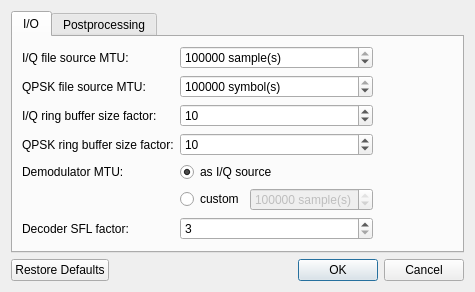
First picture: the form in src/SettingsDialog.ui, repository dvdesolve/qlrpt, before the edit.
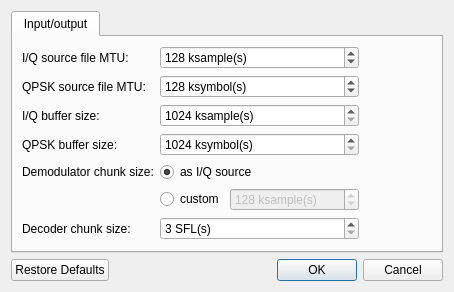
Second picture: the form after the edit.

Commit message: Added abstract class for I/Q source

What changed in the file:
```diff
--- a/src/SettingsDialog.ui
+++ b/src/SettingsDialog.ui
@@ -6,7 +6,7 @@
    <rect>
     <x>0</x>
     <y>0</y>
-    <width>475</width>
+    <width>454</width>
     <height>346</height>
    </rect>
   </property>
@@ -30,28 +30,21 @@
      </property>
      <widget class="QWidget" name="IOTab">
       <attribute name="title">
-       <string>I/O</string>
+       <string>Input/output</string>
       </attribute>
       <layout class="QGridLayout" name="gridLayout" columnstretch="0,0,1">
-       <item row="2" column="0">
-        <widget class="QLabel" name="label_2">
-         <property name="text">
-          <string>I/Q ring buffer size factor:</string>
+       <item row="2" column="2">
+        <spacer name="horizontalSpacer">
+         <property name="orientation">
+          <enum>Qt::Horizontal</enum>
          </property>
-        </widget>
-       </item>
-       <item row="2" column="1">
-        <widget class="QSpinBox" name="IQRBFactorSB">
-         <property name="minimum">
-          <number>1</number>
+         <property name="sizeHint" stdset="0">
+          <size>
+           <width>40</width>
+           <height>20</height>
+          </size>
          </property>
-         <property name="maximum">
-          <number>100</number>
-         </property>
-         <property name="value">
-          <number>10</number>
-         </property>
-        </widget>
+        </spacer>
        </item>
        <item row="4" column="1">
         <widget class="QRadioButton" name="DemodMTUAsIQSrcRB">
@@ -63,43 +56,82 @@
          </property>
         </widget>
        </item>
-       <item row="6" column="0">
-        <widget class="QLabel" name="label_6">
-         <property name="text">
-          <string>Decoder SFL factor:</string>
-         </property>
-        </widget>
-       </item>
-       <item row="0" column="0">
+       <item row="2" column="0">
         <widget class="QLabel" name="label">
          <property name="text">
-          <string>I/Q file source MTU:</string>
-         </property>
-        </widget>
-       </item>
-       <item row="0" column="1">
-        <widget class="QSpinBox" name="IQSrcFileMTUSB">
-         <property name="suffix">
-          <string> sample(s)</string>
-         </property>
-         <property name="minimum">
-          <number>1</number>
-         </property>
-         <property name="maximum">
-          <number>1048576</number>
-         </property>
-         <property name="singleStep">
-          <number>1024</number>
-         </property>
-         <property name="value">
-          <number>131072</number>
+          <string>I/Q buffer size:</string>
          </property>
         </widget>
        </item>
        <item row="4" column="0">
         <widget class="QLabel" name="label_5">
          <property name="text">
-          <string>Demodulator MTU:</string>
+          <string>Demodulator chunk size:</string>
+         </property>
+        </widget>
+       </item>
+       <item row="6" column="0">
+        <widget class="QLabel" name="label_6">
+         <property name="text">
+          <string>Decoder chunk size:</string>
+         </property>
+        </widget>
+       </item>
+       <item row="0" column="0">
+        <widget class="QLabel" name="label_2">
+         <property name="text">
+          <string>I/Q source file MTU:</string>
+         </property>
+        </widget>
+       </item>
+       <item row="2" column="1">
+        <widget class="QSpinBox" name="IQRBSizeSB">
+         <property name="accelerated">
+          <bool>true</bool>
+         </property>
+         <property name="suffix">
+          <string> ksample(s)</string>
+         </property>
+         <property name="minimum">
+          <number>1024</number>
+         </property>
+         <property name="maximum">
+          <number>102400</number>
+         </property>
+         <property name="singleStep">
+          <number>1024</number>
+         </property>
+         <property name="value">
+          <number>1024</number>
+         </property>
+        </widget>
+       </item>
+       <item row="3" column="0">
+        <widget class="QLabel" name="label_3">
+         <property name="text">
+          <string>QPSK buffer size:</string>
+         </property>
+        </widget>
+       </item>
+       <item row="3" column="1">
+        <widget class="QSpinBox" name="QPSKRBSizeSB">
+         <property name="accelerated">
+          <bool>true</bool>
+         </property>
+         <property name="suffix">
+          <string> ksymbol(s)</string>
+         </property>
+         <property name="minimum">
+          <number>1024</number>
+         </property>
+         <property name="maximum">
+          <number>102400</number>
+         </property>
+         <property name="singleStep">
+          <number>1024</number>
+         </property>
+         <property name="value">
+          <number>1024</number>
          </property>
         </widget>
        </item>
@@ -118,39 +150,32 @@
             <bool>false</bool>
            </property>
            <property name="suffix">
-            <string> sample(s)</string>
+            <string> ksample(s)</string>
            </property>
            <property name="minimum">
             <number>1</number>
            </property>
            <property name="maximum">
-            <number>1048576</number>
+            <number>102400</number>
            </property>
            <property name="singleStep">
             <number>1024</number>
            </property>
            <property name="value">
-            <number>131072</number>
+            <number>128</number>
            </property>
           </widget>
          </item>
         </layout>
        </item>
-       <item row="3" column="1">
-        <widget class="QSpinBox" name="QPSKRBFactorSB">
-         <property name="minimum">
-          <number>1</number>
-         </property>
-         <property name="maximum">
-          <number>100</number>
-         </property>
-         <property name="value">
-          <number>10</number>
-         </property>
-        </widget>
-       </item>
        <item row="6" column="1">
-        <widget class="QSpinBox" name="DecoderSFLFactorSB">
+        <widget class="QSpinBox" name="DecoderChunkSizeSB">
+         <property name="accelerated">
+          <bool>true</bool>
+         </property>
+         <property name="suffix">
+          <string> SFL(s)</string>
+         </property>
          <property name="minimum">
           <number>3</number>
          </property>
@@ -162,59 +187,56 @@
          </property>
         </widget>
        </item>
-       <item row="3" column="0">
+       <item row="1" column="0">
         <widget class="QLabel" name="label_4">
          <property name="text">
-          <string>QPSK ring buffer size factor:</string>
+          <string>QPSK source file MTU:</string>
+         </property>
+        </widget>
+       </item>
+       <item row="0" column="1">
+        <widget class="QSpinBox" name="IQSrcFileMTUSB">
+         <property name="accelerated">
+          <bool>true</bool>
+         </property>
+         <property name="suffix">
+          <string> ksample(s)</string>
+         </property>
+         <property name="minimum">
+          <number>1</number>
+         </property>
+         <property name="maximum">
+          <number>102400</number>
+         </property>
+         <property name="singleStep">
+          <number>128</number>
+         </property>
+         <property name="value">
+          <number>128</number>
          </property>
         </widget>
        </item>
        <item row="1" column="1">
         <widget class="QSpinBox" name="QPSKSrcFileMTUSB">
          <property name="suffix">
-          <string> symbol(s)</string>
+          <string> ksymbol(s)</string>
          </property>
          <property name="minimum">
           <number>1</number>
          </property>
          <property name="maximum">
-          <number>1048576</number>
+          <number>102400</number>
          </property>
          <property name="singleStep">
           <number>1024</number>
          </property>
          <property name="value">
-          <number>131072</number>
+          <number>128</number>
          </property>
         </widget>
        </item>
-       <item row="1" column="0">
-        <widget class="QLabel" name="label_3">
-         <property name="text">
-          <string>QPSK file source MTU:</string>
-         </property>
-        </widget>
-       </item>
-       <item row="0" column="2">
-        <spacer name="horizontalSpacer">
-         <property name="orientation">
-          <enum>Qt::Horizontal</enum>
-         </property>
-         <property name="sizeHint" stdset="0">
-          <size>
-           <width>40</width>
-           <height>20</height>
-          </size>
-         </property>
-        </spacer>
-       </item>
       </layout>
      </widget>
-     <widget class="QWidget" name="PostprocessingTab">
-      <attribute name="title">
-       <string>Postprocessing</string>
-      </attribute>
-     </widget>
     </widget>
    </item>
    <item>
```
Left out of the diff: 28 changed lines with no effect on the pictures. The commit also changes 13 other files.
